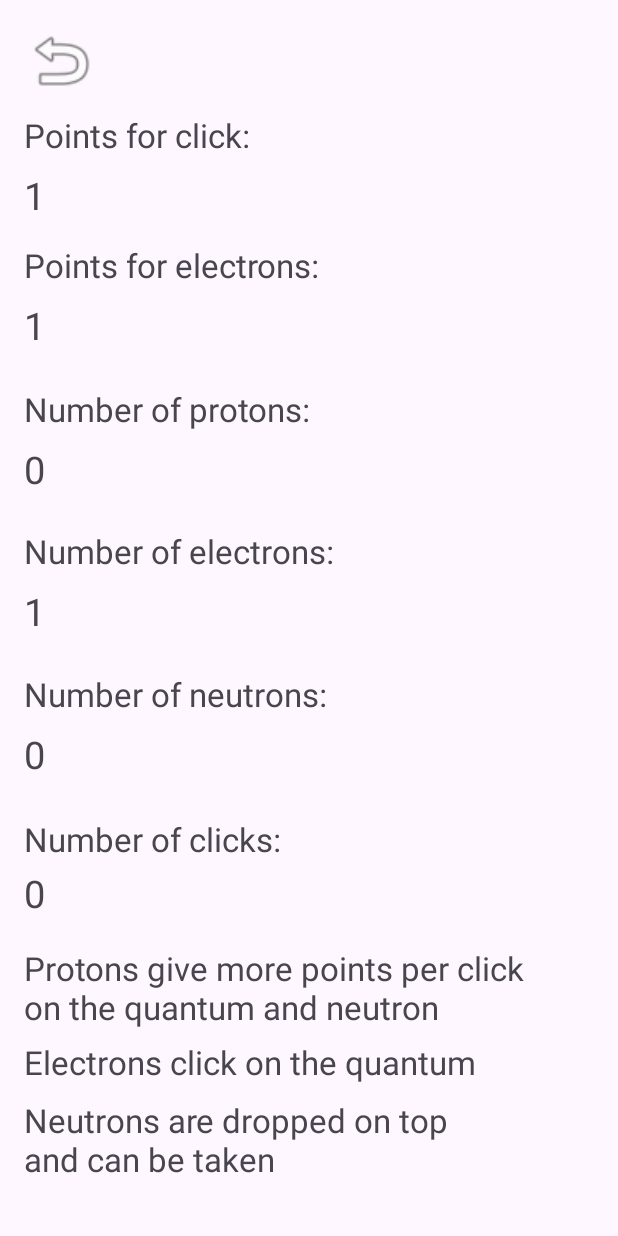
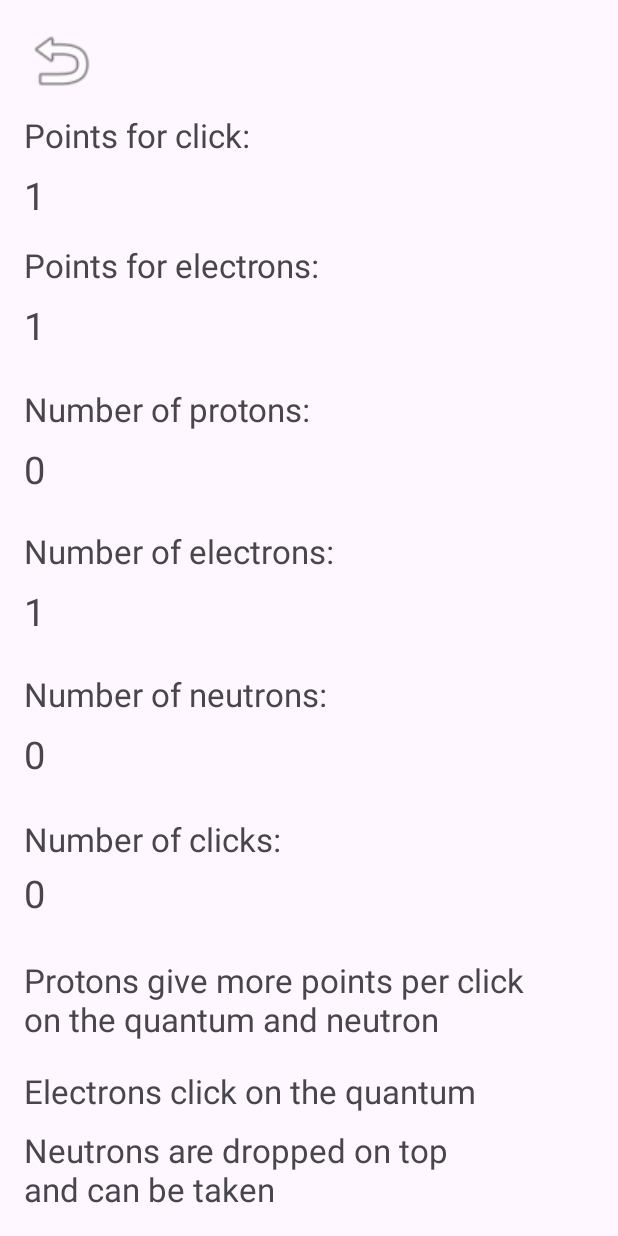
Before and after one commit to Larfi44/Quantum-Clicker, an Android app: the screen it shows after launch (Details), after a tap on an icon or button, on a phone screen of 412 x 824 dp. Run offline under Robolectric (Android 15) with nearby library versions, the phone set to English and light mode, and no system bars; 2 other taps on this screen came first.

Commit message:
Version 0.51

```diff
--- a/app/src/main/java/YarikStudio/quantumclicker/MainActivity.kt
+++ b/app/src/main/java/YarikStudio/quantumclicker/MainActivity.kt
@@ -88,7 +88,7 @@ class MainActivity : AppCompatActivity() {
         enableEdgeToEdge()
         setContentView(R.layout.activity_main)
 
-        if (lang != "ru")
+        if (lang != "ru" && lang != "zh")
             lang = "en"
 
         fun formatNumberWithSpaces(number: Long): String {
@@ -102,9 +102,14 @@ class MainActivity : AppCompatActivity() {
             if (lang == "en") {
                 proton.text = "buy proton\n($protonPrice)"
                 electron.text = "buy electron\n($electronPrice)"
-            } else {
+            }
+            if (lang == "ru") {
                 proton.text = "купить протон\n($protonPrice)"
                 electron.text = "купить электрон\n($electronPrice)"
+            }
+            if (lang == "zh") {
+                proton.text = "购买质子\n($protonPrice)"
+                electron.text = "购买电子\n($electronPrice)"
             }
         }
 
@@ -147,6 +152,10 @@ class MainActivity : AppCompatActivity() {
         if (lang == "ru") {
             proton.text = "купить протон\n($protonPrice)"
             electron.text = "купить электрон\n($electronPrice)"
+        }
+        if (lang == "zh") {
+            proton.text = "购买质子\n($protonPrice)"
+            electron.text = "购买电子\n($electronPrice)"
         }
         Energy.alpha = 0f
         endText.alpha = 0f
@@ -202,6 +211,9 @@ class MainActivity : AppCompatActivity() {
                 if (lang == "ru") {
                     proton.text = "купить протон\n($protonPrice)"
                 }
+                if (lang == "zh") {
+                    proton.text = "购买质子\n($protonPrice)"
+                }
                 saveGameState()
                 updatePoints()
                 soundPool.play(soundId1, 1.0f, 1.0f, 1, 0, 0.6f)
@@ -234,6 +246,9 @@ class MainActivity : AppCompatActivity() {
                 }
                 if (lang == "ru") {
                     electron.text = "купить электрон\n($electronPrice)"
+                }
+                if (lang == "zh") {
+                    electron.text = "购买电子\n($electronPrice)"
                 }
                 saveGameState()
                 updatePoints()
@@ -488,6 +503,10 @@ class MainActivity : AppCompatActivity() {
                     proton.text = "купить протон\n($protonPrice)"
                     electron.text = "купить протон\n($electronPrice)"
                 }
+                if (lang == "zh") {
+                    proton.text = "购买质子\n($protonPrice)"
+                    electron.text = "购买电子\n($electronPrice)"
+                }
                 points.animate().alpha(1f).setDuration(500).start()
                 proton.animate().alpha(1f).setDuration(500).start()
                 electron.animate().alpha(1f).setDuration(500).start()
@@ -714,7 +733,6 @@ class MainActivity : AppCompatActivity() {
                 if (!end) click()
             }
 
-
             ViewCompat.setOnApplyWindowInsetsListener(findViewById(R.id.main)) { v, insets ->
                 val systemBars = insets.getInsets(WindowInsetsCompat.Type.systemBars())
                 v.setPadding(systemBars.left, systemBars.top, systemBars.right, systemBars.bottom)
--- a/app/src/main/res/layout/activity_details.xml
+++ b/app/src/main/res/layout/activity_details.xml
@@ -169,30 +169,33 @@
         app:layout_constraintBottom_toBottomOf="parent"
         app:layout_constraintStart_toStartOf="parent"
         app:layout_constraintTop_toTopOf="parent"
-        app:layout_constraintVertical_bias="0.83" />
+        app:layout_constraintVertical_bias="0.84000003" />
 
     <TextView
         android:id="@+id/textView11"
         android:layout_width="wrap_content"
         android:layout_height="wrap_content"
         android:layout_marginStart="16dp"
-        android:layout_marginBottom="5dp"
+        android:layout_marginTop="10dp"
         android:text="@string/electrons_click_on_the_quantum"
         android:textSize="22sp"
         app:layout_constraintBottom_toBottomOf="parent"
         app:layout_constraintStart_toStartOf="parent"
-        app:layout_constraintTop_toTopOf="parent"
-        app:layout_constraintVertical_bias="0.878" />
+        app:layout_constraintTop_toBottomOf="@+id/textView12"
+        app:layout_constraintVertical_bias="0.0" />
 
     <TextView
         android:id="@+id/textView13"
-        android:layout_width="308dp"
-        android:layout_height="76dp"
+        android:layout_width="316dp"
+        android:layout_height="72dp"
         android:layout_marginStart="16dp"
-        android:layout_marginBottom="16dp"
+        android:layout_marginTop="10dp"
+        android:layout_marginBottom="4dp"
         android:text="@string/neutrons_fall_from_the_sky_and_they_can_be_collected"
         android:textSize="22sp"
         app:layout_constraintBottom_toBottomOf="parent"
-        app:layout_constraintStart_toStartOf="parent" />
+        app:layout_constraintStart_toStartOf="parent"
+        app:layout_constraintTop_toBottomOf="@+id/textView11"
+        app:layout_constraintVertical_bias="0.0" />
 
 </androidx.constraintlayout.widget.ConstraintLayout>
```
Also changed, not shown: app/src/main/res/layout/activity_main.xml (+8 -6 lines), 2 other files.
